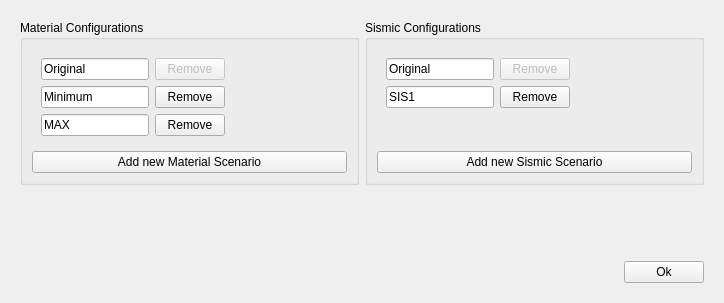
Old version of the form scenariosconfigui.ui in the repository conejoo/Escenarios.
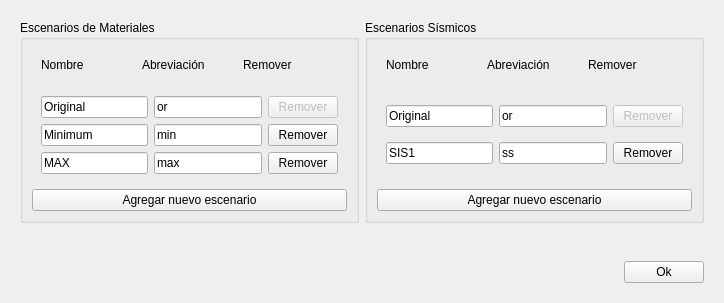
New version of the form.

The edit to the form file:
```diff
--- a/scenariosconfigui.ui
+++ b/scenariosconfigui.ui
@@ -20,23 +20,58 @@
       <item>
        <widget class="QGroupBox" name="groupBox">
         <property name="title">
-         <string>Material Configurations</string>
+         <string>Escenarios de Materiales</string>
         </property>
         <layout class="QVBoxLayout" name="verticalLayout_2">
+         <item>
+          <widget class="QWidget" name="widget" native="true">
+           <property name="sizePolicy">
+            <sizepolicy hsizetype="Preferred" vsizetype="Fixed">
+             <horstretch>0</horstretch>
+             <verstretch>0</verstretch>
+            </sizepolicy>
+           </property>
+           <layout class="QGridLayout" name="gridLayout">
+            <item row="0" column="0">
+             <widget class="QLabel" name="label">
+              <property name="text">
+               <string>Nombre</string>
+              </property>
+             </widget>
+            </item>
+            <item row="0" column="1">
+             <widget class="QLabel" name="label_2">
+              <property name="text">
+               <string>Abreviación</string>
+              </property>
+             </widget>
+            </item>
+            <item row="0" column="2">
+             <widget class="QLabel" name="label_3">
+              <property name="text">
+               <string>Remover</string>
+              </property>
+             </widget>
+            </item>
+           </layout>
+          </widget>
+         </item>
          <item>
           <widget class="QWidget" name="widget_material_configs" native="true">
-           <layout class="QFormLayout" name="formLayout">
-            <item row="0" column="0">
-             <widget class="QLineEdit" name="lineEdit">
-              <property name="text">
-               <string>Original</string>
+           <layout class="QGridLayout" name="gridLayout_2">
+            <item row="0" column="2">
+             <widget class="QPushButton" name="pushButton_4">
+              <property name="enabled">
+               <bool>false</bool>
               </property>
-             </widget>
-            </item>
-            <item row="1" column="0">
-             <widget class="QLineEdit" name="lineEdit_3">
+              <property name="maximumSize">
+               <size>
+                <width>70</width>
+                <height>16777215</height>
+               </size>
+              </property>
               <property name="text">
-               <string>Minimum</string>
+               <string>Remover</string>
               </property>
              </widget>
             </item>
@@ -47,23 +82,14 @@
               </property>
              </widget>
             </item>
-            <item row="0" column="1">
-             <widget class="QPushButton" name="pushButton_4">
-              <property name="enabled">
-               <bool>false</bool>
-              </property>
-              <property name="maximumSize">
-               <size>
-                <width>70</width>
-                <height>16777215</height>
-               </size>
-              </property>
+            <item row="0" column="0">
+             <widget class="QLineEdit" name="lineEdit">
               <property name="text">
-               <string>Remove</string>
+               <string>Original</string>
               </property>
              </widget>
             </item>
-            <item row="1" column="1">
+            <item row="1" column="2">
              <widget class="QPushButton" name="pushButton_5">
               <property name="maximumSize">
                <size>
@@ -72,11 +98,18 @@
                </size>
               </property>
               <property name="text">
-               <string>Remove</string>
+               <string>Remover</string>
               </property>
              </widget>
             </item>
-            <item row="2" column="1">
+            <item row="1" column="0">
+             <widget class="QLineEdit" name="lineEdit_3">
+              <property name="text">
+               <string>Minimum</string>
+              </property>
+             </widget>
+            </item>
+            <item row="2" column="2">
              <widget class="QPushButton" name="pushButton_6">
               <property name="maximumSize">
                <size>
@@ -85,7 +118,28 @@
                </size>
               </property>
               <property name="text">
-               <string>Remove</string>
+               <string>Remover</string>
+              </property>
+             </widget>
+            </item>
+            <item row="0" column="1">
+             <widget class="QLineEdit" name="lineEdit_6">
+              <property name="text">
+               <string>or</string>
+              </property>
+             </widget>
+            </item>
+            <item row="1" column="1">
+             <widget class="QLineEdit" name="lineEdit_7">
+              <property name="text">
+               <string>min</string>
+              </property>
+             </widget>
+            </item>
+            <item row="2" column="1">
+             <widget class="QLineEdit" name="lineEdit_8">
+              <property name="text">
+               <string>max</string>
               </property>
              </widget>
             </item>
@@ -95,7 +149,7 @@
          <item>
           <widget class="QPushButton" name="pushButton_new_material">
            <property name="text">
-            <string>Add new Material Scenario</string>
+            <string>Agregar nuevo escenario</string>
            </property>
           </widget>
          </item>
@@ -105,36 +159,46 @@
       <item>
        <widget class="QGroupBox" name="groupBox_2">
         <property name="title">
-         <string>Sismic Configurations</string>
+         <string>Escenarios Sísmicos</string>
         </property>
         <layout class="QVBoxLayout" name="verticalLayout_3">
+         <item>
+          <widget class="QWidget" name="widget_4" native="true">
+           <property name="sizePolicy">
+            <sizepolicy hsizetype="Preferred" vsizetype="Fixed">
+             <horstretch>0</horstretch>
+             <verstretch>0</verstretch>
+            </sizepolicy>
+           </property>
+           <layout class="QGridLayout" name="gridLayout_4">
+            <item row="0" column="0">
+             <widget class="QLabel" name="label_4">
+              <property name="text">
+               <string>Nombre</string>
+              </property>
+             </widget>
+            </item>
+            <item row="0" column="1">
+             <widget class="QLabel" name="label_6">
+              <property name="text">
+               <string>Abreviación</string>
+              </property>
+             </widget>
+            </item>
+            <item row="0" column="2">
+             <widget class="QLabel" name="label_5">
+              <property name="text">
+               <string>Remover</string>
+              </property>
+             </widget>
+            </item>
+           </layout>
+          </widget>
+         </item>
          <item>
           <widget class="QWidget" name="widget_sismic_configs" native="true">
-           <layout class="QFormLayout" name="formLayout_2">
-            <item row="0" column="0">
-             <widget class="QLineEdit" name="lineEdit_2">
-              <property name="text">
-               <string>Original</string>
-              </property>
-             </widget>
-            </item>
-            <item row="0" column="1">
-             <widget class="QPushButton" name="pushButton_7">
-              <property name="enabled">
-               <bool>false</bool>
-              </property>
-              <property name="maximumSize">
-               <size>
-                <width>70</width>
-                <height>16777215</height>
-               </size>
-              </property>
-              <property name="text">
-               <string>Remove</string>
-              </property>
-             </widget>
-            </item>
-            <item row="1" column="1">
+           <layout class="QGridLayout" name="gridLayout_3">
+            <item row="2" column="2">
              <widget class="QPushButton" name="pushButton_8">
               <property name="maximumSize">
                <size>
@@ -143,24 +207,61 @@
                </size>
               </property>
               <property name="text">
-               <string>Remove</string>
+               <string>Remover</string>
               </property>
              </widget>
             </item>
-            <item row="1" column="0">
+            <item row="2" column="0">
              <widget class="QLineEdit" name="lineEdit_5">
               <property name="text">
                <string>SIS1</string>
               </property>
              </widget>
             </item>
+            <item row="1" column="0">
+             <widget class="QLineEdit" name="lineEdit_2">
+              <property name="text">
+               <string>Original</string>
+              </property>
+             </widget>
+            </item>
+            <item row="1" column="2">
+             <widget class="QPushButton" name="pushButton_7">
+              <property name="enabled">
+               <bool>false</bool>
+              </property>
+              <property name="maximumSize">
+               <size>
+                <width>70</width>
+                <height>16777215</height>
+               </size>
+              </property>
+              <property name="text">
+               <string>Remover</string>
+              </property>
+             </widget>
+            </item>
+            <item row="1" column="1">
+             <widget class="QLineEdit" name="lineEdit_9">
+              <property name="text">
+               <string>or</string>
+              </property>
+             </widget>
+            </item>
+            <item row="2" column="1">
+             <widget class="QLineEdit" name="lineEdit_10">
+              <property name="text">
+               <string>ss</string>
+              </property>
+             </widget>
+            </item>
            </layout>
           </widget>
          </item>
          <item>
           <widget class="QPushButton" name="pushButton_new_sismic">
            <property name="text">
-            <string>Add new Sismic Scenario</string>
+            <string>Agregar nuevo escenario</string>
            </property>
           </widget>
          </item>
```
